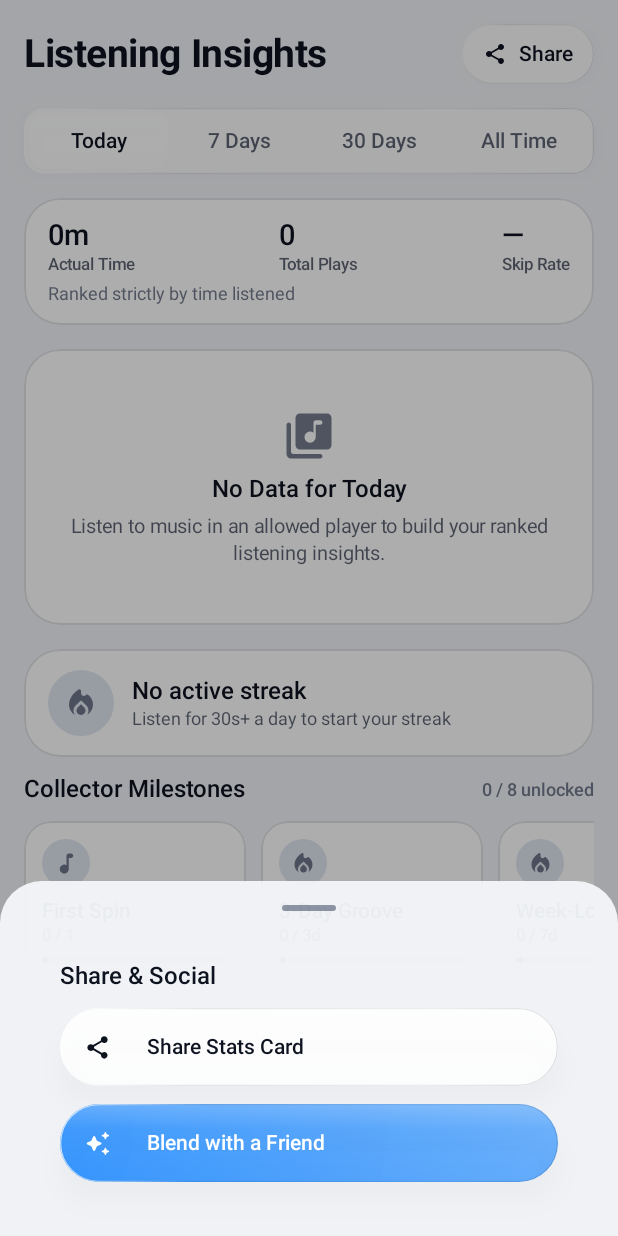
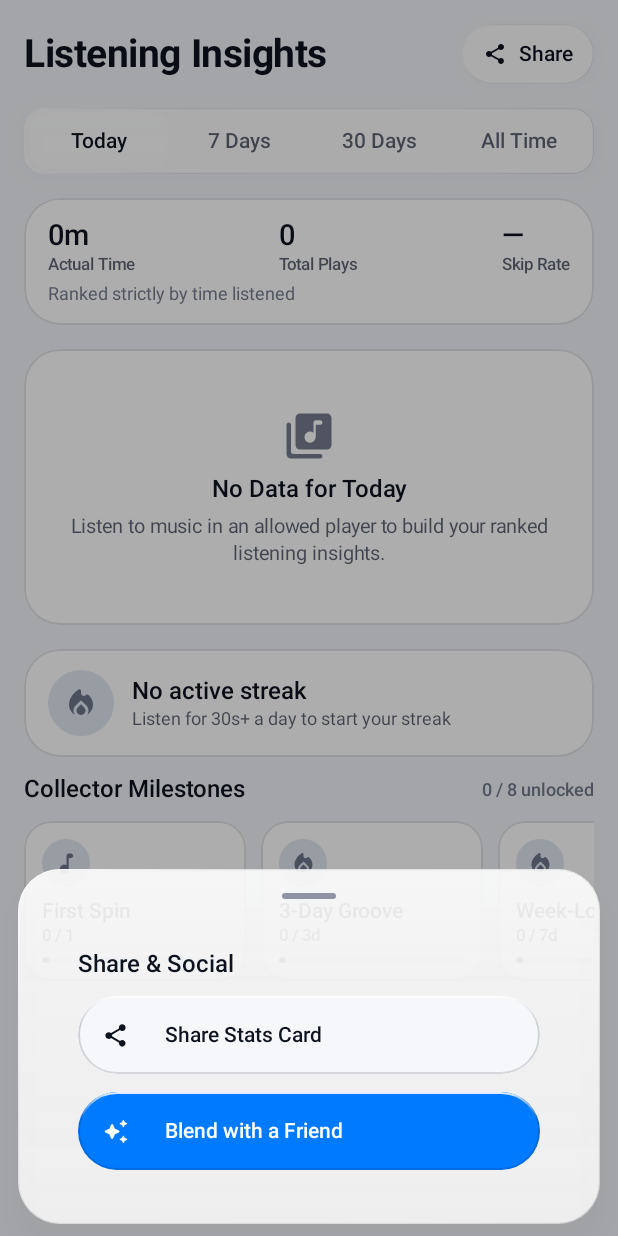
Before and after one commit to MiguelTheGreat/accurate-music-tracker-android, an Android app built with Jetpack Compose: the composable StatsRoute shown on its own in the app's theme, after a tap on "Share", on a phone screen of 412 x 824 dp. Run offline under Robolectric (Android 15) with nearby library versions, the phone set to English and light mode, and no system bars; our stand-ins replace Room's generated code.

Commit message:
fix(ui): keep LiquidGlassSheet in true Liquid Glass without snapping to opaque on expand

```diff
--- a/app/src/main/java/com/musictracker/app/ui/components/glass/LiquidGlassSheet.kt
+++ b/app/src/main/java/com/musictracker/app/ui/components/glass/LiquidGlassSheet.kt
@@ -1,6 +1,5 @@
 package com.musictracker.app.ui.components.glass
 
-import androidx.compose.animation.core.animateDpAsState
 import androidx.compose.foundation.background
 import androidx.compose.foundation.layout.Box
 import androidx.compose.foundation.layout.Column
@@ -12,7 +11,6 @@ import androidx.compose.foundation.layout.padding
 import androidx.compose.foundation.layout.width
 import androidx.compose.foundation.shape.CircleShape
 import androidx.compose.runtime.Composable
-import androidx.compose.runtime.getValue
 import androidx.compose.ui.Alignment
 import androidx.compose.ui.Modifier
 import androidx.compose.ui.draw.clip
@@ -21,57 +19,35 @@ import com.musictracker.app.ui.theme.LiquidGlassShapes
 import com.musictracker.app.ui.theme.LiquidGlassTheme
 
 /**
- * Liquid Glass sheet following Apple HIG geometry:
- * - Half-sheet is inset (`12.dp` horizontal margin) with `28.dp` corner radius so underlying
- *   content visibly peeks around it.
- * - When [isExpanded] is true, transitions to edge-to-edge higher-opacity appearance for focus.
+ * Floating Apple iOS 26 Liquid Glass sheet:
+ * - Always renders as a true [LiquidGlassSurface] (AGSL rim refraction, hairline Fresnel border,
+ *   light blur, and subtle sheen) with consistent inset geometry (`12.dp` horizontal margin,
+ *   `28.dp` corners) — never snapping or settling to an opaque solid box when expanded.
  */
 @Composable
 fun LiquidGlassSheet(
-    isExpanded: Boolean,
+    isExpanded: Boolean = false,
     modifier: Modifier = Modifier,
     content: @Composable ColumnScope.() -> Unit
 ) {
-    val colors = LiquidGlassTheme.colors
-    val horizontalInset by animateDpAsState(
-        targetValue = if (isExpanded) 0.dp else 12.dp,
-        label = "sheet_horizontal_inset"
-    )
-    val sheetShape = if (isExpanded) LiquidGlassShapes.SheetExpanded else LiquidGlassShapes.SheetInset
-
     Box(
         modifier = modifier
             .fillMaxWidth()
-            .padding(horizontal = horizontalInset)
+            .padding(horizontal = 12.dp, vertical = 8.dp)
     ) {
-        if (isExpanded) {
+        LiquidGlassSurface(
+            modifier = Modifier.fillMaxWidth(),
+            variant = LiquidGlassVariant.Regular,
+            shape = LiquidGlassShapes.SheetInset,
+            interactive = true,
+            contentPadding = PaddingValues(horizontal = 20.dp, vertical = 16.dp)
+        ) {
             Column(
-                modifier = Modifier
-                    .fillMaxWidth()
-                    .clip(sheetShape)
-                    .background(colors.regularFillReducedTransparency)
-                    .padding(horizontal = 20.dp, vertical = 16.dp),
+                modifier = Modifier.fillMaxWidth(),
                 horizontalAlignment = Alignment.CenterHorizontally
             ) {
                 SheetGrabber()
                 content()
-            }
-        } else {
-            LiquidGlassSurface(
-                modifier = Modifier
-                    .fillMaxWidth()
-                    .liquidMaterialize(),
-                variant = LiquidGlassVariant.Regular,
-                shape = sheetShape,
-                contentPadding = PaddingValues(horizontal = 20.dp, vertical = 16.dp)
-            ) {
-                Column(
-                    modifier = Modifier.fillMaxWidth(),
-                    horizontalAlignment = Alignment.CenterHorizontally
-                ) {
-                    SheetGrabber()
-                    content()
-                }
             }
         }
     }
```
